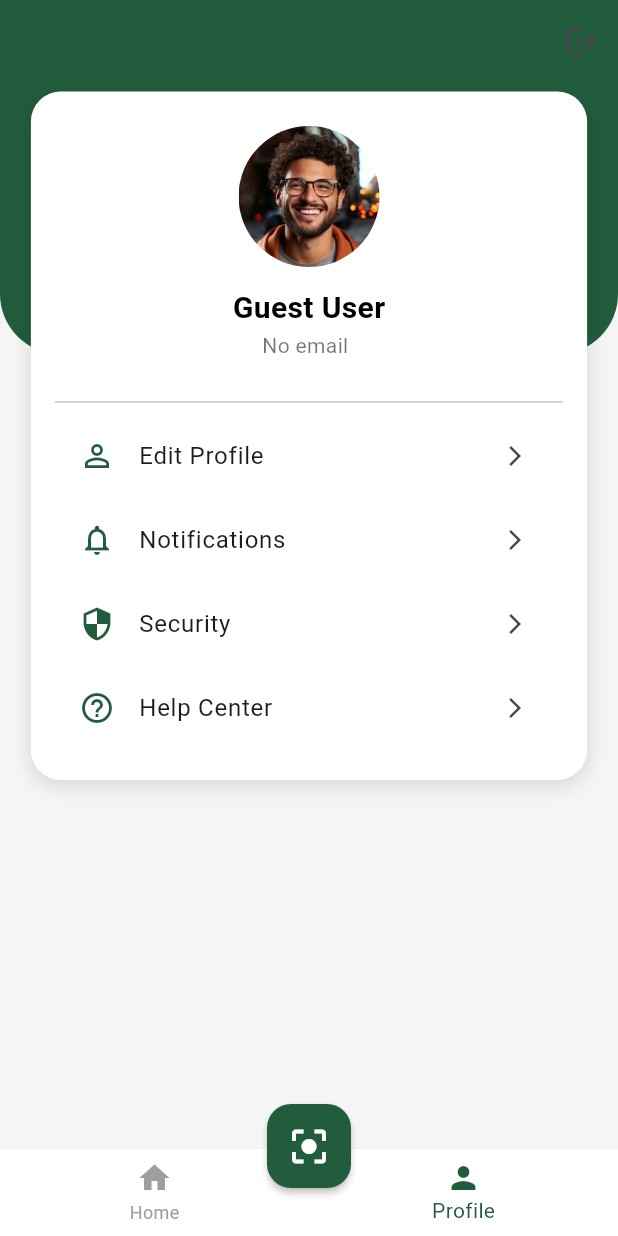
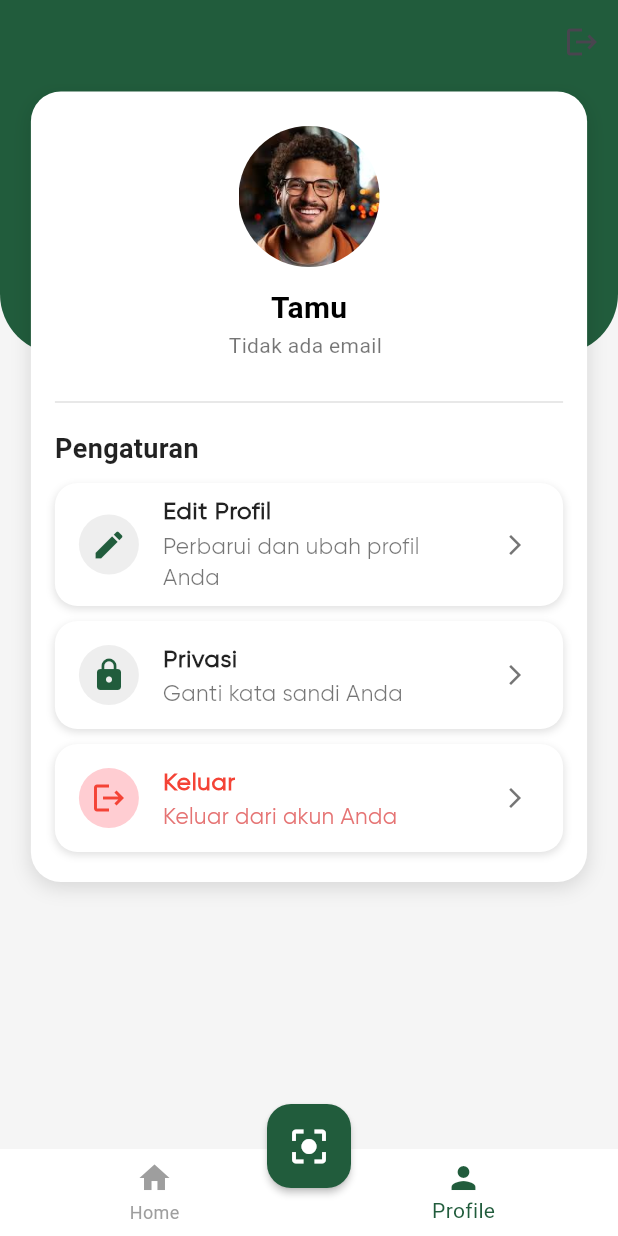
Before and after one commit to Eddav29/CitrusScan-Project, a Flutter app: the ProfileScreen screen opened by its route, on a phone screen of 412 x 824 dp. Run offline on Flutter 3.47's test engine with Material 3 defaults, Android fonts, the light colour scheme and no system bars; our stand-ins replace camera, dio, flutter_riverpod, go_router, image_picker, loading_animation_widget and 1 more; accounts and stored records are empty.

Commit message:
Revert: Profile Screen

```diff
--- a/frontend/frontend_project/lib/controller/profile_controller.dart
+++ b/frontend/frontend_project/lib/controller/profile_controller.dart
@@ -2,7 +2,7 @@ import 'package:citrus_scan/provider/provider.dart';
 import 'package:flutter_riverpod/flutter_riverpod.dart';
 import 'package:citrus_scan/data/model/user/profile/profile_state.dart';
 import 'package:citrus_scan/data/datasource/profile_api.dart';
-import 'package:citrus_scan/data/model/user/user.dart';
+
 
 class ProfileController extends StateNotifier<ProfileState> {
   final ProfileApi _profileApi;
--- a/frontend/frontend_project/lib/screen/pages/profile/profile_screen.dart
+++ b/frontend/frontend_project/lib/screen/pages/profile/profile_screen.dart
@@ -92,7 +92,7 @@ class _ProfileScreenState extends ConsumerState<ProfileScreen> {
                         child: Column(
                           children: [
                             Text(
-                              user?.name ?? 'Guest User',
+                              user?.name ?? 'Tamu',
                               style: TextStyle(
                                 color: Colors.black,
                                 fontWeight: FontWeight.bold,
@@ -103,7 +103,7 @@ class _ProfileScreenState extends ConsumerState<ProfileScreen> {
                               mainAxisAlignment: MainAxisAlignment.center,
                               children: [
                                 Text(
-                                  user?.email ?? 'No email',
+                                  user?.email ?? 'Tidak ada email',
                                   style: TextStyle(color: Colors.black54),
                                 ),
                                 SizedBox(width: 5),
@@ -113,38 +113,44 @@ class _ProfileScreenState extends ConsumerState<ProfileScreen> {
                         ),
                       ),
                       SizedBox(height: 20),
-                      Divider(),
-                      ListTile(
-                        leading: Icon(Icons.person_outline, color: Color(0xFF215C3C)),
-                        title: Text('Edit Profile'),
-                        trailing: Icon(Icons.arrow_forward_ios, size: 16),
-                        onTap: () {
-                          // Handle edit profile
-                        },
-                      ),
-                      ListTile(
-                        leading: Icon(Icons.notifications_outlined, color: Color(0xFF215C3C)),
-                        title: Text('Notifications'),
-                        trailing: Icon(Icons.arrow_forward_ios, size: 16),
-                        onTap: () {
-                          // Handle notifications
-                        },
-                      ),
-                      ListTile(
-                        leading: Icon(Icons.security_outlined, color: Color(0xFF215C3C)),
-                        title: Text('Security'),
-                        trailing: Icon(Icons.arrow_forward_ios, size: 16),
-                        onTap: () {
-                          // Handle security
-                        },
-                      ),
-                      ListTile(
-                        leading: Icon(Icons.help_outline, color: Color(0xFF215C3C)),
-                        title: Text('Help Center'),
-                        trailing: Icon(Icons.arrow_forward_ios, size: 16),
-                        onTap: () {
-                          // Handle help center
-                        },
+                        // Garis pemisah antara Profil dan Pengaturan
+                        Divider(
+                          color: Colors.grey[300],
+                          thickness: 1,
+                        ),
+                        SizedBox(height: 10),
+                        // Header Pengaturan
+                        Text(
+                          'Pengaturan',
+                          style: TextStyle(
+                            color: Colors.black87,
+                            fontSize: 18,
+                            fontWeight: FontWeight.bold,
+                          ),
+                        ),
+                        SizedBox(height: 10),
+                        // Bagian Pengaturan Profil
+                        _buildSettingsSection(
+                          icon: Icons.edit,
+                          title: 'Edit Profil',
+                          subtitle: 'Perbarui dan ubah profil Anda',
+                          identifier: 'edit_profile',
+                        ),
+                        SizedBox(height: 10),
+                        // Bagian Privasi
+                        _buildSettingsSection(
+                          icon: Icons.lock,
+                          title: 'Privasi',
+                          subtitle: 'Ganti kata sandi Anda',
+                          identifier: 'change_password',
+                        ),
+                        SizedBox(height: 10),
+                        // Bagian Logout
+                        _buildSettingsSection(
+                          icon: Icons.logout,
+                          title: 'Keluar',
+                          subtitle: 'Keluar dari akun Anda',
+                          identifier: 'logout',
                       ),
                     ],
                   ),
@@ -156,4 +162,76 @@ class _ProfileScreenState extends ConsumerState<ProfileScreen> {
       ),
     );
   }
+
+
+Widget _buildSettingsSection({
+  required IconData icon,
+  required String title,
+  required String subtitle,
+  required String identifier,
+}) {
+  final isSelected = selectedSetting == identifier;
+  final isLogout = identifier == 'logout';
+
+  return GestureDetector(
+    onTap: () {
+      setState(() {
+        selectedSetting = identifier;
+        if (identifier == 'logout') {
+          // Tambahkan jeda sebelum logout
+          Future.delayed(Duration(milliseconds: 300), () {
+            _handleLogout(); // Panggil fungsi logout
+          });
+        } else if (identifier == 'edit_profile') {
+          context.go('/profileEdit'); // Ganti dengan rute ke halaman edit profil
+        } else if (identifier == 'change_password') {
+          context.go('/changePassword'); // Ganti dengan rute ke halaman ganti kata sandi
+        }
+      });
+    },
+    child: Container(
+      decoration: BoxDecoration(
+        color: isSelected ? (isLogout ? Colors.red : Color(0xFF215C3C)) : Colors.white,
+        borderRadius: BorderRadius.circular(15),
+        boxShadow: [
+          BoxShadow(
+            color: isSelected ? Colors.black26 : Colors.black12,
+            blurRadius: isSelected ? 8 : 4,
+            offset: Offset(0, isSelected ? 6 : 2),
+          ),
+        ],
+      ),
+      child: ListTile(
+        leading: CircleAvatar(
+          backgroundColor: isSelected ? Colors.white : (isLogout ? Colors.red[100] : Colors.grey[200]),
+          child: Icon(
+            icon,
+            color: isLogout ? Colors.red : (isSelected ? Colors.white : Color(0xFF215C3C)),
+          ),
+        ),
+       title: Text(
+          title,
+          style: TextStyle(
+            fontFamily: 'Gilroy',
+            color: isSelected ? (isLogout ? Colors.white : Colors.white) : (isLogout ? Colors.red : Colors.black87),
+            fontWeight: FontWeight.bold,
+          ),
+        ),
+        subtitle: Text(
+          subtitle,
+          style: TextStyle(
+            fontFamily: 'Gilroy',
+            fontSize: 15.0,
+            color: isSelected ? (isLogout ? Colors.black54 : Colors.white70) : (isLogout ? Colors.red[300] : Colors.black54),
+          ),
+        ),
+        trailing: Icon(
+          Icons.arrow_forward_ios,
+          size: 16,
+          color: isSelected ? (isLogout ? Colors.white : Colors.white) : Colors.grey[600],
+          ),
+        ),
+      ),
+    );
+  }
 }
--- a/frontend/frontend_project/pubspec.yaml
+++ b/frontend/frontend_project/pubspec.yaml
@@ -14,7 +14,6 @@ dependencies:
   image_picker: ^1.1.2
   camera: ^0.11.0+2
   go_router: ^14.3.0
-
   loading_animation_widget:
   dio: ^5.7.0
   shared_preferences: ^2.3.2
```
Also changed, not shown: 1 other file.
